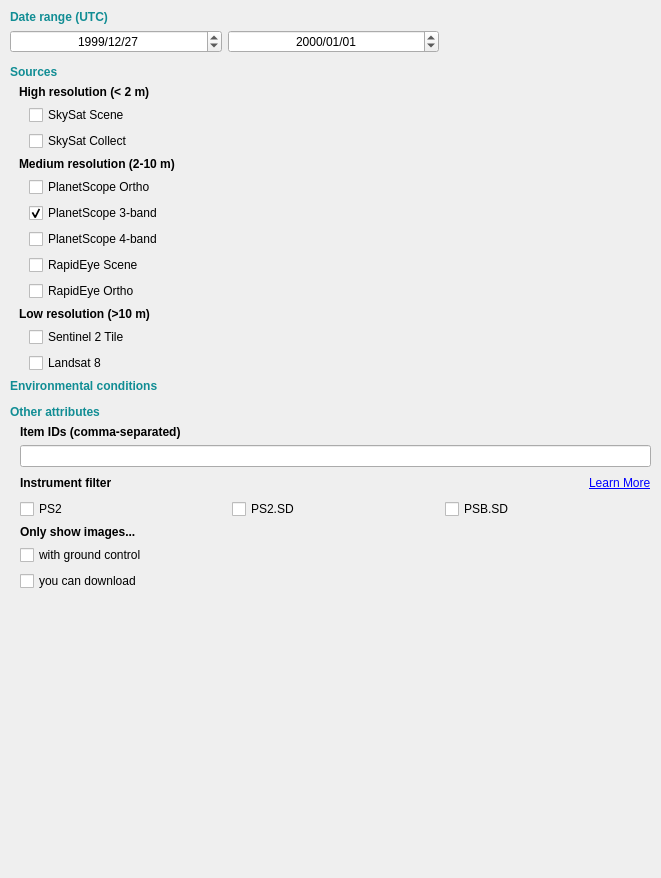
Above: planet_explorer/ui/pe_daily_filter_base.ui from planetlabs/qgis-planet-plugin before the change. Below: the same form after it.
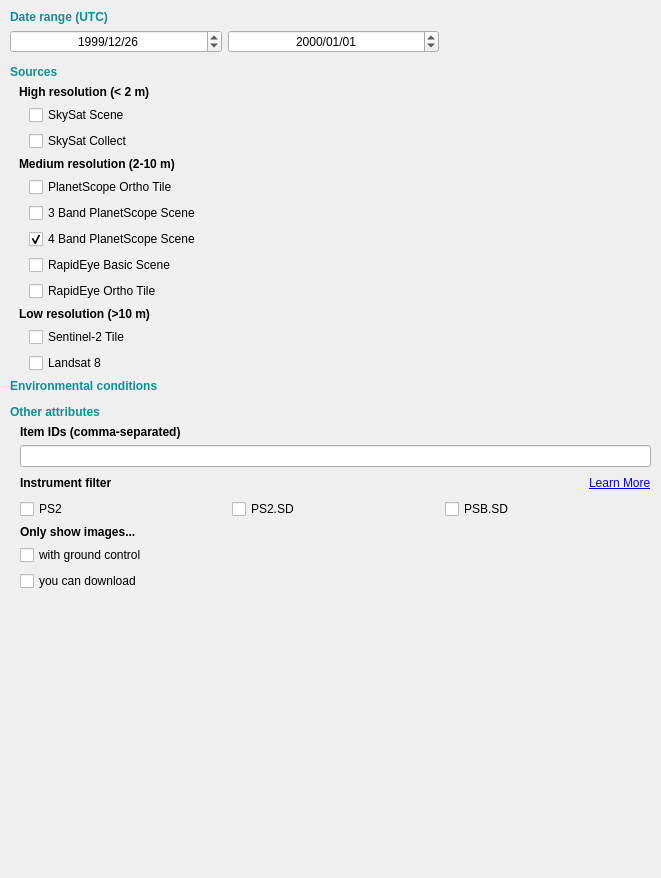
That is the form after the change. Custom widgets are drawn as their Qt base class.

Commit message: fixed image filters panel

The edit to the form file:
```diff
--- a/planet_explorer/ui/pe_daily_filter_base.ui
+++ b/planet_explorer/ui/pe_daily_filter_base.ui
@@ -126,7 +126,7 @@
               <second>0</second>
               <year>1999</year>
               <month>12</month>
-              <day>27</day>
+              <day>26</day>
              </datetime>
             </property>
             <property name="time">
@@ -314,7 +314,7 @@
             <item>
              <widget class="QCheckBox" name="chkPlanetScopeOrtho">
               <property name="text">
-               <string>PlanetScope Ortho</string>
+               <string>PlanetScope Ortho Tile</string>
               </property>
               <property name="api-name" stdset="0">
                <string>PSOrthoTile</string>
@@ -324,10 +324,10 @@
             <item>
              <widget class="QCheckBox" name="chkPlanetScope3Band">
               <property name="text">
-               <string>PlanetScope 3-band</string>
+               <string>3 Band PlanetScope Scene</string>
               </property>
               <property name="checked">
-               <bool>true</bool>
+               <bool>false</bool>
               </property>
               <property name="api-name" stdset="0">
                <string>PSScene3Band</string>
@@ -337,7 +337,10 @@
             <item>
              <widget class="QCheckBox" name="chkPlanetScope4Band">
               <property name="text">
-               <string>PlanetScope 4-band</string>
+               <string>4 Band PlanetScope Scene</string>
+              </property>
+              <property name="checked">
+               <bool>true</bool>
               </property>
               <property name="tristate">
                <bool>false</bool>
@@ -350,7 +353,7 @@
             <item>
              <widget class="QCheckBox" name="chkRapidEyeScene">
               <property name="text">
-               <string>RapidEye Scene</string>
+               <string>RapidEye Basic Scene</string>
               </property>
               <property name="api-name" stdset="0">
                <string>REScene</string>
@@ -360,7 +363,7 @@
             <item>
              <widget class="QCheckBox" name="chkRapidEyeOrtho">
               <property name="text">
-               <string>RapidEye Ortho</string>
+               <string>RapidEye Ortho Tile</string>
               </property>
               <property name="api-name" stdset="0">
                <string>REOrthoTile</string>
@@ -384,7 +387,7 @@
             <item>
              <widget class="QCheckBox" name="chkSentinel">
               <property name="text">
-               <string>Sentinel 2 Tile</string>
+               <string>Sentinel-2 Tile</string>
               </property>
               <property name="api-name" stdset="0">
                <string>Sentinel2L1C</string>
```
